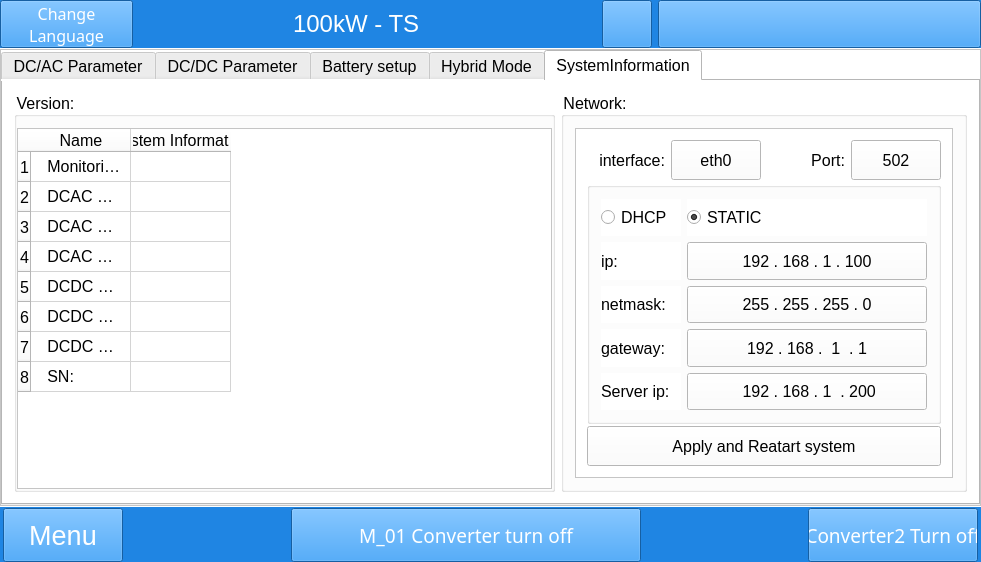
Before: the Qt Designer form mywidget.ui in megarevolpr/MWin, drawn with Qt 5.
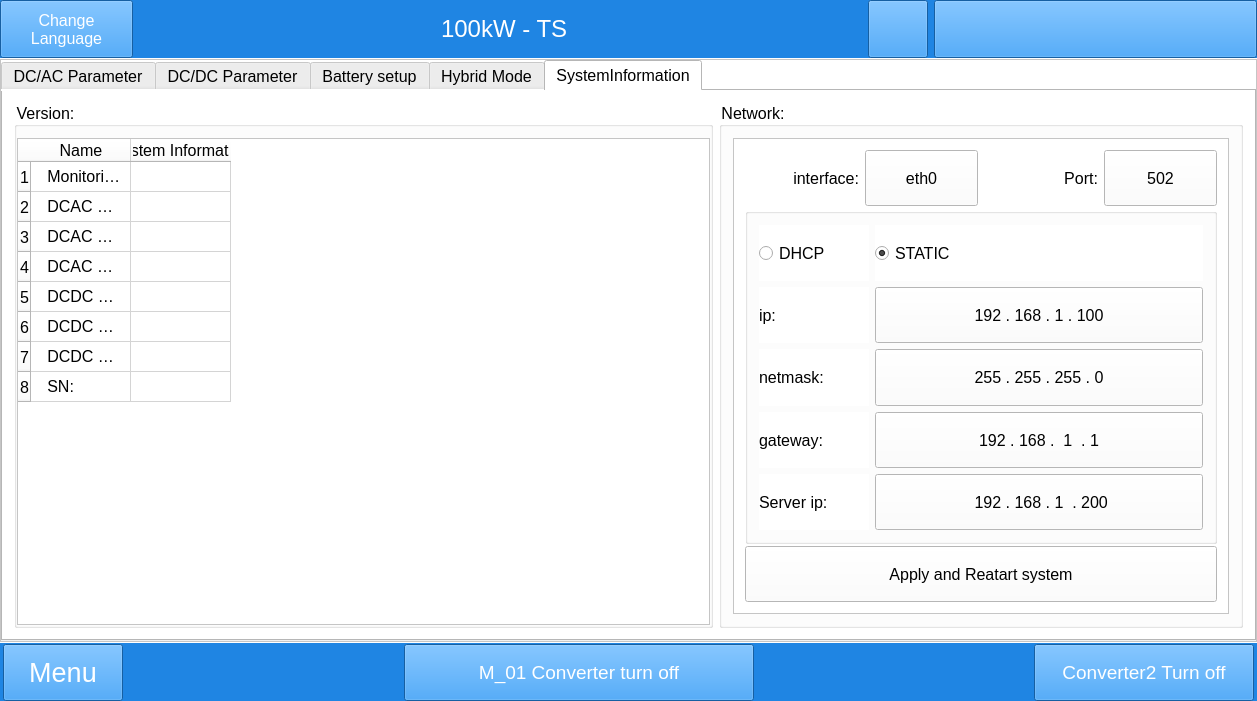
After: the same form once the commit is applied. The open tabs and pages were chosen to show the change. Icons and pictures are not drawn.

The edit to the form file:
```diff
--- a/mywidget.ui
+++ b/mywidget.ui
@@ -9,8 +9,8 @@
    <rect>
     <x>0</x>
     <y>0</y>
-    <width>981</width>
-    <height>562</height>
+    <width>1257</width>
+    <height>701</height>
    </rect>
   </property>
   <property name="sizePolicy">
@@ -21,14 +21,14 @@
   </property>
   <property name="minimumSize">
    <size>
-    <width>981</width>
-    <height>562</height>
+    <width>1213</width>
+    <height>692</height>
    </size>
   </property>
   <property name="maximumSize">
    <size>
-    <width>16777215</width>
-    <height>16777215</height>
+    <width>1920</width>
+    <height>1080</height>
    </size>
   </property>
   <property name="cursor">
@@ -2586,7 +2586,6 @@
                 </property>
                 <property name="font">
                  <font>
-                  <family>新宋体</family>
                   <pointsize>12</pointsize>
                  </font>
                 </property>
@@ -9618,6 +9617,11 @@
                   <layout class="QHBoxLayout" name="horizontalLayout_10" stretch="4,3">
                    <item>
                     <widget class="QGroupBox" name="groupBox_2">
+                     <property name="font">
+                      <font>
+                       <pointsize>12</pointsize>
+                      </font>
+                     </property>
                      <property name="title">
                       <string>Version:</string>
                      </property>
@@ -9786,6 +9790,11 @@
                      <layout class="QGridLayout" name="gridLayout_9">
                       <item row="0" column="0">
                        <widget class="QScrollArea" name="net_infor_scrollArea">
+                        <property name="font">
+                         <font>
+                          <pointsize>12</pointsize>
+                         </font>
+                        </property>
                         <property name="cursor" stdset="0">
                          <cursorShape>ArrowCursor</cursorShape>
                         </property>
@@ -9797,10 +9806,15 @@
                           <rect>
                            <x>0</x>
                            <y>0</y>
-                           <width>385</width>
-                           <height>264</height>
+                           <width>501</width>
+                           <height>476</height>
                           </rect>
                          </property>
+                         <property name="font">
+                          <font>
+                           <pointsize>12</pointsize>
+                          </font>
+                         </property>
                          <property name="cursor">
                           <cursorShape>ArrowCursor</cursorShape>
                          </property>
@@ -10527,7 +10541,6 @@
                 </property>
                 <property name="font">
                  <font>
-                  <family>宋体</family>
                   <pointsize>14</pointsize>
                  </font>
                 </property>
@@ -10565,13 +10578,12 @@
                 </property>
                 <property name="minimumSize">
                  <size>
-                  <width>170</width>
+                  <width>220</width>
                   <height>52</height>
                  </size>
                 </property>
                 <property name="font">
                  <font>
-                  <family>宋体</family>
                   <pointsize>14</pointsize>
                  </font>
                 </property>
```
Left out of the diff: 44 changed lines with no effect on the pictures. Lines whose indentation alone changed are shown as unchanged.
